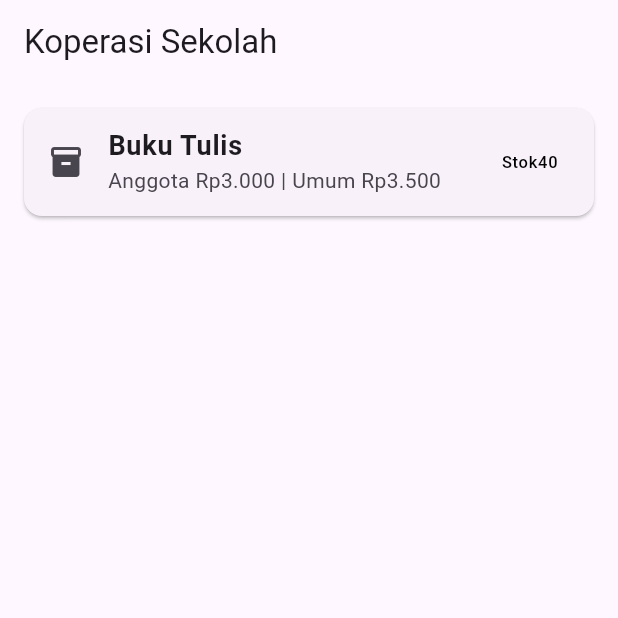
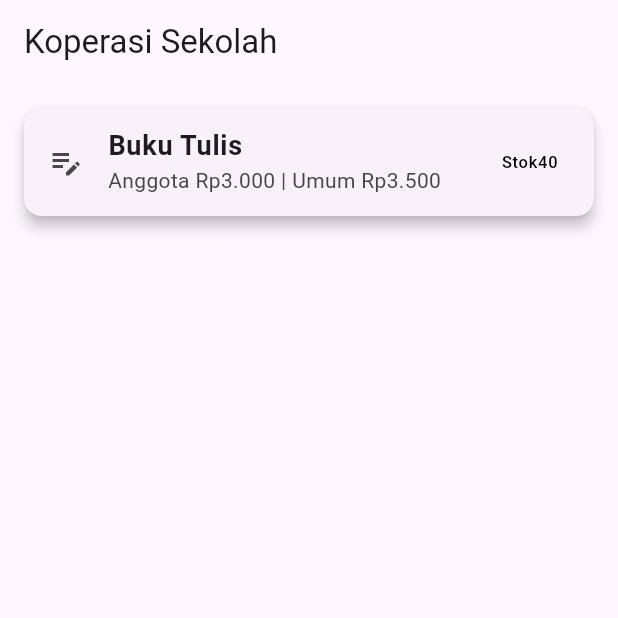
Before and after one commit to fachturrpl1/kopsis-ui-flutter, a Flutter app: the screen it shows after launch, on a phone screen of 412 x 824 dp, the top half of it. Run offline on Flutter 3.47's test engine with Material 3 defaults, Android fonts, the phone set to English and light mode, and no system bars.

Commit message:
chore(main): add list daftarBarang, add switchcase kategori

```diff
--- a/lib/main.dart
+++ b/lib/main.dart
@@ -1,12 +1,30 @@
 import 'package:flutter/material.dart';
 
+final List<Map<String, dynamic>> daftarBarang = [
+  {'nama':'Buku Tulis', 'anggota': 3000, 'umum':3500, 'stok':40},
+  {'nama':'Pulpen', 'anggota': 2500, 'umum':3000, 'stok':25},
+  {'nama':'Roti', 'anggota': 35000, 'umum':5500, 'stok':15},
+];
 void main() => runApp(MyApp());
 
 class MyApp extends StatelessWidget {
   MyApp({super.key});
 
+  int stok = 40;
+  String kategori = 'atk';
 
-  int stok = 40;
+  IconData getIcon(String kategori) {
+    switch (kategori) {
+      case 'atk':
+        return Icons.edit_note;
+      case 'makanan':
+        return Icons.lunch_dining;
+      case 'minuman' :
+        return Icons.local_drink;
+      default:
+        return Icons.category;
+    }
+  }
   // This widget is the root of your application.
   @override
   Widget build(BuildContext context) {
@@ -28,14 +46,15 @@ class MyApp extends StatelessWidget {
         //
         // This works for code too, not just values: Most code changes can be
         // tested with just a hot reload.
-        colorScheme: .fromSeed(seedColor: Colors.deepPurple),
+        colorScheme: ColorScheme.fromSeed(seedColor: Colors.deepPurple),
       ),
       home: Scaffold(
         appBar: AppBar(title: const Text('Koperasi Sekolah')),
         body: Card(
+          elevation: 4,
           margin: const EdgeInsets.all(16.0),
           child: ListTile(
-            leading: const Icon(Icons.inventory_2),
+            leading: Icon(getIcon(kategori)),
             title: const Text(
               'Buku Tulis',
               style: TextStyle(fontSize: 18, fontWeight: FontWeight.bold),
```
